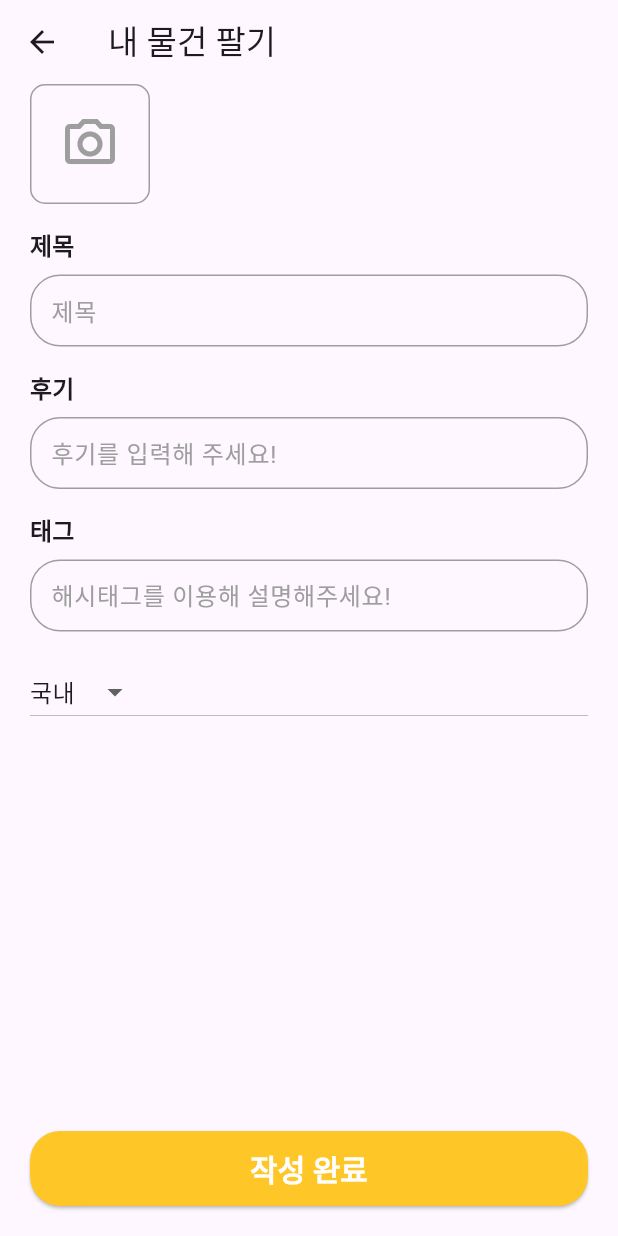
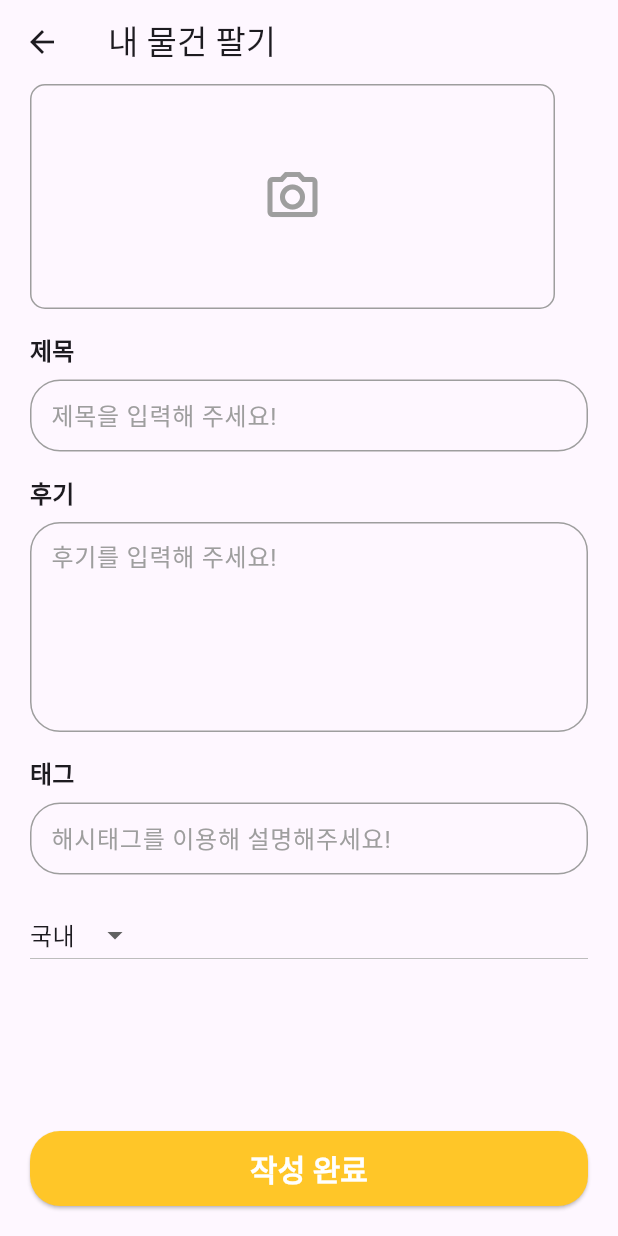
Before and after one commit to BongSeongEun/Flutter-node.js-Project, a Flutter app: the FeedCreate screen opened directly, on a phone screen of 412 x 824 dp. Run offline on Flutter 3.47's test engine with Material 3 defaults, Android fonts, the phone set to English and light mode, and no system bars; our stand-ins replace get, get_storage, image_picker, timeago; accounts and stored records are empty; network calls fail; Roboto replaces fonts that are missing (Noto Sans).

Commit message:
최종 front~

```diff
--- a/carrot_flutter/lib/src/screens/feed/create.dart
+++ b/carrot_flutter/lib/src/screens/feed/create.dart
@@ -64,13 +64,14 @@ class _FeedCreateState extends State<FeedCreate> {
                   const SizedBox(height: 16),
                   LabelTextField(
                     label: '제목',
-                    hintText: '제목',
+                    hintText: '제목을 입력해 주세요!',
                     controller: _titleController,
                   ),
                   LabelTextField(
                     label: '후기',
                     hintText: '후기를 입력해 주세요!',
                     controller: _contentController,
+                    maxLines: 5,
                   ),
                   LabelTextField(
                     label: '태그',
--- a/carrot_flutter/lib/src/widget/feed_image.dart
+++ b/carrot_flutter/lib/src/widget/feed_image.dart
@@ -11,8 +11,8 @@ class FeedImage extends StatelessWidget {
     return Row(
       children: [
         Container(
-          width: 80.0,
-          height: 80.0,
+          width: 350.0,
+          height: 150.0,
           decoration: BoxDecoration(
             shape: BoxShape.rectangle,
             borderRadius: BorderRadius.circular(10),
--- a/carrot_flutter/lib/src/widget/feed_list_item.dart
+++ b/carrot_flutter/lib/src/widget/feed_list_item.dart
@@ -1,9 +1,8 @@
-import 'package:carrot_flutter/src/controller/feed_controller.dart';
+
 import 'package:carrot_flutter/src/model/feed_model.dart';
 import 'package:carrot_flutter/src/screens/feed/show.dart';
 import 'package:carrot_flutter/src/timeUtil.dart';
 import 'package:flutter/material.dart';
-import '../screens/feed/feed_edit.dart';
 import 'package:get/get.dart';
 
 const double _imageSize = 110;
@@ -15,8 +14,6 @@ class FeedListItem extends StatelessWidget {
 
   @override
   Widget build(BuildContext context) {
-    final feedController = Get.put(FeedController());
-
     return InkWell(
       onTap: () {
         Get.to(() => FeedShow(item.id));
```
Also changed, not shown: carrot_flutter/lib/src/screens/feed/feed_edit.dart (+4 -4 lines), carrot_flutter/lib/src/screens/feed/show.dart (+10 -11 lines), 7 other files.
